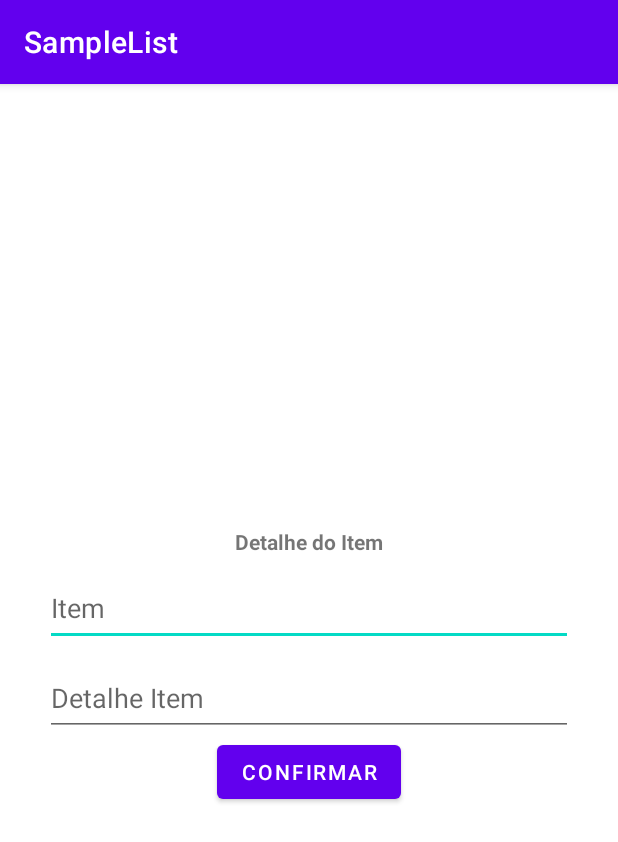
After one commit to Sid-srn/fiap-2tjdr-2022, an Android app: the EditItemActivity screen opened directly, with no data from a screen before it, on a phone screen of 412 x 824 dp. The commit adds this screen. Shown: the top 842 px of the screen. Run offline under Robolectric (Android 15) with nearby library versions, the phone set to English and light mode, and no system bars.

Commit message:
aula 15-09

```diff
--- a/SampleList- Insert - Delete/app/build.gradle
+++ b/SampleList- Insert - Delete/app/build.gradle
@@ -1,6 +1,7 @@
 plugins {
     id 'com.android.application'
     id 'org.jetbrains.kotlin.android'
+    id 'kotlin-parcelize'
 }
 
 android {
--- a/SampleList- Insert - Delete/app/src/main/AndroidManifest.xml
+++ b/SampleList- Insert - Delete/app/src/main/AndroidManifest.xml
@@ -14,6 +14,9 @@
         android:theme="@style/Theme.SampleList"
         tools:targetApi="31">
         <activity
+            android:name=".EditItemActivity"
+            android:exported="false" />
+        <activity
             android:name=".MainActivity"
             android:exported="true">
             <intent-filter>
--- /dev/null
+++ b/SampleList- Insert - Delete/app/src/main/java/com/example/samplelist/Constants.kt
@@ -0,0 +1,6 @@
+package com.example.samplelist
+
+object Constants {
+    const val ITEM_EXTRA = "ITEM_EXTRA"
+    const val INDEX_EXTRA = "INDEX_EXTRA"
+}
--- /dev/null
+++ b/SampleList- Insert - Delete/app/src/main/java/com/example/samplelist/EditItemActivity.kt
@@ -0,0 +1,30 @@
+package com.example.samplelist
+
+import androidx.appcompat.app.AppCompatActivity
+import android.os.Bundle
+import com.example.samplelist.Constants.INDEX_EXTRA
+import com.example.samplelist.Constants.ITEM_EXTRA
+import com.example.samplelist.databinding.ActivityEditItemBinding
+import com.example.samplelist.model.ItemObject
+
+class EditItemActivity : AppCompatActivity() {
+    lateinit var dataBind: ActivityEditItemBinding
+
+    var detalheItem: ItemObject? = null
+    var indexItem: Int = -1
+
+    override fun onCreate(savedInstanceState: Bundle?) {
+        super.onCreate(savedInstanceState)
+        dataBind = ActivityEditItemBinding.inflate(layoutInflater)
+        setContentView(dataBind.root)
+
+        detalheItem = intent.getParcelableExtra(ITEM_EXTRA)
+        indexItem = intent.getIntExtra(INDEX_EXTRA, -1)
+
+        if (detalheItem != null){
+            dataBind.txtItem.setText(detalheItem?.textoItem)
+            dataBind.txtItemDetail.setText(detalheItem?.detailItem)
+        }
+
+    }
+}
--- a/SampleList- Insert - Delete/app/src/main/java/com/example/samplelist/model/ItemObject.kt
+++ b/SampleList- Insert - Delete/app/src/main/java/com/example/samplelist/model/ItemObject.kt
@@ -1,3 +1,7 @@
 package com.example.samplelist.model
 
-data class ItemObject(val textoItem: String, val detailItem: String)
+import android.os.Parcelable
+import kotlinx.android.parcel.Parcelize
+
+@Parcelize
+data class ItemObject(val textoItem: String, val detailItem: String) : Parcelable
--- /dev/null
+++ b/SampleList- Insert - Delete/app/src/main/res/layout/activity_edit_item.xml
@@ -0,0 +1,60 @@
+<?xml version="1.0" encoding="utf-8"?>
+<androidx.constraintlayout.widget.ConstraintLayout xmlns:android="http://schemas.android.com/apk/res/android"
+    xmlns:app="http://schemas.android.com/apk/res-auto"
+    xmlns:tools="http://schemas.android.com/tools"
+    android:layout_width="match_parent"
+    android:layout_height="match_parent"
+    tools:context=".EditItemActivity">
+
+    <androidx.constraintlayout.widget.ConstraintLayout
+        android:layout_width="match_parent"
+        android:layout_height="wrap_content"
+        android:padding="20dp"
+        app:layout_constraintBottom_toBottomOf="parent"
+        app:layout_constraintEnd_toEndOf="parent"
+        app:layout_constraintStart_toStartOf="parent"
+        app:layout_constraintTop_toTopOf="parent">
+
+        <TextView
+            android:id="@+id/lblTitle"
+            android:layout_width="wrap_content"
+            android:layout_height="wrap_content"
+            android:layout_margin="10dp"
+            android:text="Detalhe do Item"
+            android:textStyle="bold"
+            app:layout_constraintEnd_toEndOf="parent"
+            app:layout_constraintStart_toStartOf="parent"
+            app:layout_constraintTop_toTopOf="parent" />
+
+        <EditText
+            android:id="@+id/txtItem"
+            android:layout_width="0dp"
+            android:layout_height="50dp"
+            android:layout_margin="10dp"
+            android:hint="Item"
+            app:layout_constraintEnd_toEndOf="parent"
+            app:layout_constraintStart_toStartOf="parent"
+            app:layout_constraintTop_toBottomOf="@+id/lblTitle" />
+
+        <EditText
+            android:id="@+id/txtItemDetail"
+            android:layout_width="0dp"
+            android:layout_height="50dp"
+            android:layout_margin="10dp"
+            android:hint="Detalhe Item"
+            app:layout_constraintEnd_toEndOf="parent"
+            app:layout_constraintStart_toStartOf="parent"
+            app:layout_constraintTop_toBottomOf="@+id/txtItem" />
+
+        <Button
+            android:id="@+id/btnConfirmar"
+            android:layout_width="wrap_content"
+            android:layout_height="wrap_content"
+            app:layout_constraintEnd_toEndOf="parent"
+            android:text="Confirmar"
+            app:layout_constraintStart_toStartOf="parent"
+            app:layout_constraintTop_toBottomOf="@+id/txtItemDetail" />
+
+    </androidx.constraintlayout.widget.ConstraintLayout>
+
+</androidx.constraintlayout.widget.ConstraintLayout>
```
Also changed, not shown: SampleList- Insert - Delete/app/src/main/java/com/example/samplelist/ICrudItem.kt (added, +9 -0 lines), SampleList- Insert - Delete/app/src/main/java/com/example/samplelist/ListeItemAdapter.kt (+13 -5 lines), SampleList- Insert - Delete/app/src/main/java/com/example/samplelist/MainActivity.kt (+20 -2 lines).
